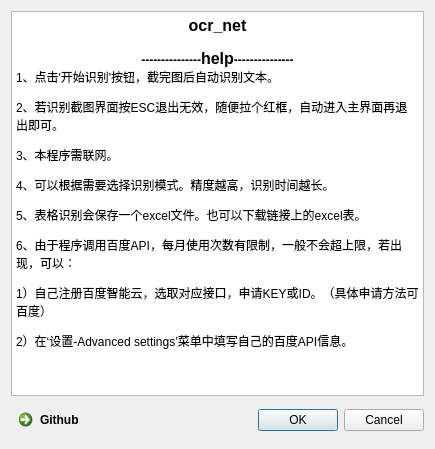
This is qt_for_python/uic/window_h.ui in qhzgit734/OcrApi as Qt 5 draws it before an edit. The edited form follows.
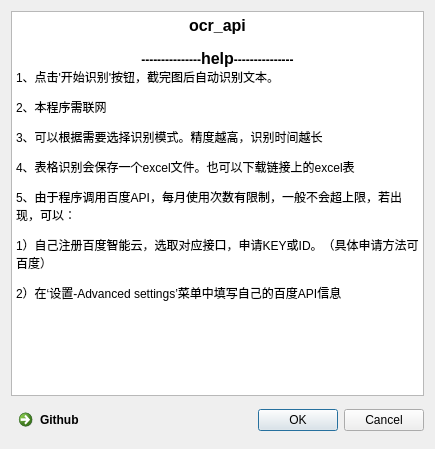
This is the edited form.

What changed in the file:
```diff
--- a/qt_for_python/uic/window_h.ui
+++ b/qt_for_python/uic/window_h.ui
@@ -38,17 +38,16 @@
 &lt;html&gt;&lt;head&gt;&lt;meta name=&quot;qrichtext&quot; content=&quot;1&quot; /&gt;&lt;style type=&quot;text/css&quot;&gt;
 p, li { white-space: pre-wrap; }
 &lt;/style&gt;&lt;/head&gt;&lt;body style=&quot; font-family:'SimSun'; font-size:9pt; font-weight:400; font-style:normal;&quot;&gt;
-&lt;p align=&quot;center&quot; style=&quot; margin-top:0px; margin-bottom:0px; margin-left:0px; margin-right:0px; -qt-block-indent:0; text-indent:0px;&quot;&gt;&lt;span style=&quot; font-size:12pt; font-weight:600;&quot;&gt;ocr_net&lt;/span&gt;&lt;/p&gt;
+&lt;p align=&quot;center&quot; style=&quot; margin-top:0px; margin-bottom:0px; margin-left:0px; margin-right:0px; -qt-block-indent:0; text-indent:0px;&quot;&gt;&lt;span style=&quot; font-size:12pt; font-weight:600;&quot;&gt;ocr_api&lt;/span&gt;&lt;/p&gt;
 &lt;p align=&quot;center&quot; style=&quot;-qt-paragraph-type:empty; margin-top:0px; margin-bottom:0px; margin-left:0px; margin-right:0px; -qt-block-indent:0; text-indent:0px;&quot;&gt;&lt;br /&gt;&lt;/p&gt;
 &lt;p align=&quot;center&quot; style=&quot; margin-top:0px; margin-bottom:0px; margin-left:0px; margin-right:0px; -qt-block-indent:0; text-indent:0px;&quot;&gt;&lt;span style=&quot; font-weight:600;&quot;&gt;---------------&lt;/span&gt;&lt;span style=&quot; font-size:12pt; font-weight:600;&quot;&gt;help&lt;/span&gt;&lt;span style=&quot; font-weight:600;&quot;&gt;---------------&lt;/span&gt;&lt;/p&gt;
 &lt;p style=&quot; margin-top:0px; margin-bottom:0px; margin-left:0px; margin-right:0px; -qt-block-indent:0; text-indent:0px;&quot;&gt;&lt;span style=&quot; font-family:'宋体';&quot;&gt;1、点击'开始识别'按钮，截完图后自动识别文本。&lt;/span&gt; &lt;/p&gt;
-&lt;p style=&quot; margin-top:12px; margin-bottom:12px; margin-left:0px; margin-right:0px; -qt-block-indent:0; text-indent:0px;&quot;&gt;&lt;span style=&quot; font-family:'宋体';&quot;&gt;2、若识别截图界面按ESC退出无效，随便拉个红框，自动进入主界面再退出即可。&lt;/span&gt; &lt;/p&gt;
-&lt;p style=&quot; margin-top:12px; margin-bottom:12px; margin-left:0px; margin-right:0px; -qt-block-indent:0; text-indent:0px;&quot;&gt;&lt;span style=&quot; font-family:'宋体';&quot;&gt;3、本程序需联网。&lt;/span&gt;&lt;/p&gt;
-&lt;p style=&quot; margin-top:12px; margin-bottom:12px; margin-left:0px; margin-right:0px; -qt-block-indent:0; text-indent:0px;&quot;&gt;&lt;span style=&quot; font-family:'宋体';&quot;&gt;4、可以根据需要选择识别模式。精度越高，识别时间越长。&lt;/span&gt;&lt;/p&gt;
-&lt;p style=&quot; margin-top:12px; margin-bottom:12px; margin-left:0px; margin-right:0px; -qt-block-indent:0; text-indent:0px;&quot;&gt;&lt;span style=&quot; font-family:'宋体';&quot;&gt;5、表格识别会保存一个excel文件。也可以下载链接上的excel表。&lt;/span&gt;&lt;/p&gt;
-&lt;p style=&quot; margin-top:12px; margin-bottom:12px; margin-left:0px; margin-right:0px; -qt-block-indent:0; text-indent:0px;&quot;&gt;&lt;span style=&quot; font-family:'宋体';&quot;&gt;6、由于程序调用百度API，每月使用次数有限制，一般不会超上限，若出现，可以：&lt;/span&gt;&lt;/p&gt;
+&lt;p style=&quot; margin-top:12px; margin-bottom:12px; margin-left:0px; margin-right:0px; -qt-block-indent:0; text-indent:0px;&quot;&gt;&lt;span style=&quot; font-family:'宋体';&quot;&gt;2、本程序需联网&lt;/span&gt;&lt;/p&gt;
+&lt;p style=&quot; margin-top:12px; margin-bottom:12px; margin-left:0px; margin-right:0px; -qt-block-indent:0; text-indent:0px;&quot;&gt;&lt;span style=&quot; font-family:'宋体';&quot;&gt;3、可以根据需要选择识别模式。精度越高，识别时间越长&lt;/span&gt;&lt;/p&gt;
+&lt;p style=&quot; margin-top:12px; margin-bottom:12px; margin-left:0px; margin-right:0px; -qt-block-indent:0; text-indent:0px;&quot;&gt;&lt;span style=&quot; font-family:'宋体';&quot;&gt;4、表格识别会保存一个excel文件。也可以下载链接上的excel表&lt;/span&gt;&lt;/p&gt;
+&lt;p style=&quot; margin-top:12px; margin-bottom:12px; margin-left:0px; margin-right:0px; -qt-block-indent:0; text-indent:0px;&quot;&gt;&lt;span style=&quot; font-family:'宋体';&quot;&gt;5、由于程序调用百度API，每月使用次数有限制，一般不会超上限，若出现，可以：&lt;/span&gt;&lt;/p&gt;
 &lt;p style=&quot; margin-top:12px; margin-bottom:12px; margin-left:0px; margin-right:0px; -qt-block-indent:0; text-indent:0px;&quot;&gt;&lt;span style=&quot; font-family:'宋体';&quot;&gt;1）自己注册百度智能云，选取对应接口，申请KEY或ID。（具体申请方法可百度）&lt;/span&gt;&lt;/p&gt;
-&lt;p style=&quot; margin-top:12px; margin-bottom:12px; margin-left:0px; margin-right:0px; -qt-block-indent:0; text-indent:0px;&quot;&gt;&lt;span style=&quot; font-family:'宋体';&quot;&gt;2）在‘设置-&lt;/span&gt;Advanced settings’菜单&lt;span style=&quot; font-family:'宋体';&quot;&gt;中填写自己的百度API信息。&lt;/span&gt;&lt;/p&gt;&lt;/body&gt;&lt;/html&gt;</string>
+&lt;p style=&quot; margin-top:12px; margin-bottom:12px; margin-left:0px; margin-right:0px; -qt-block-indent:0; text-indent:0px;&quot;&gt;&lt;span style=&quot; font-family:'宋体';&quot;&gt;2）在‘设置-&lt;/span&gt;Advanced settings’菜单&lt;span style=&quot; font-family:'宋体';&quot;&gt;中填写自己的百度API信息&lt;/span&gt;&lt;/p&gt;&lt;/body&gt;&lt;/html&gt;</string>
      </property>
     </widget>
    </item>
```
